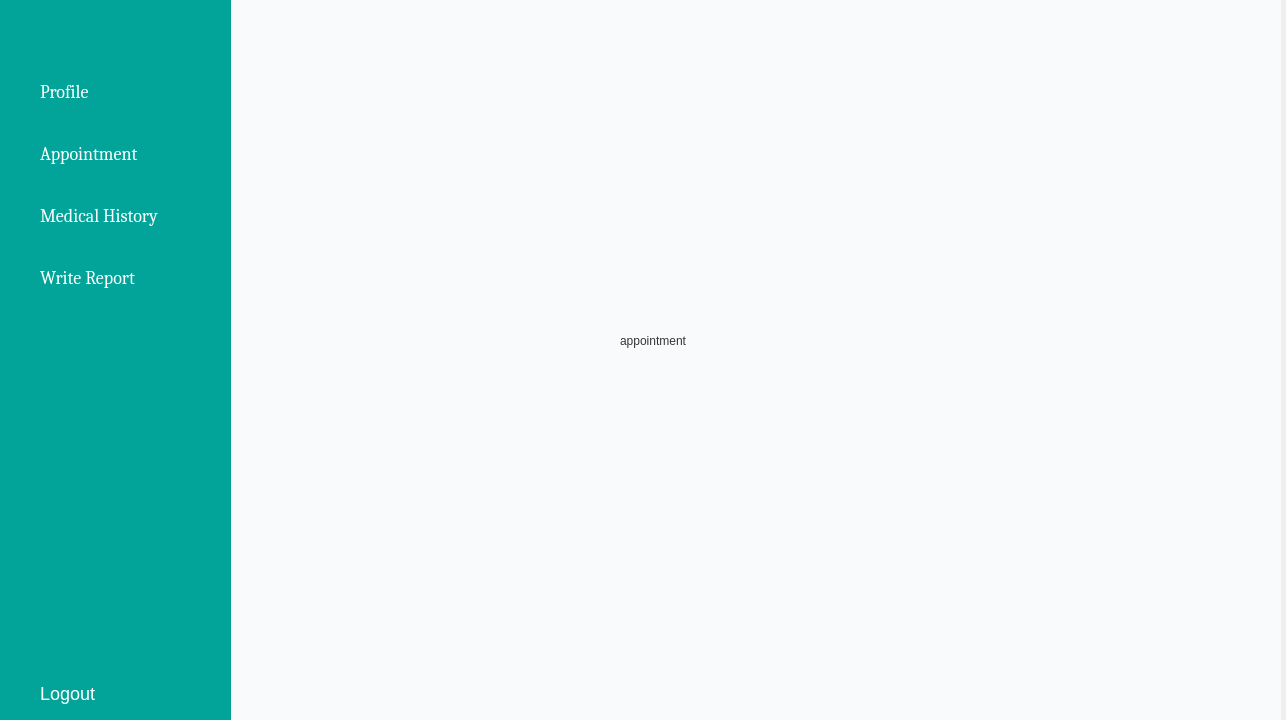
Before: the Qt Designer form src/gui/ui/MainWindowDoctor.ui in RoronoaZoro321/Healthcare-Management-System, drawn with Qt 5.
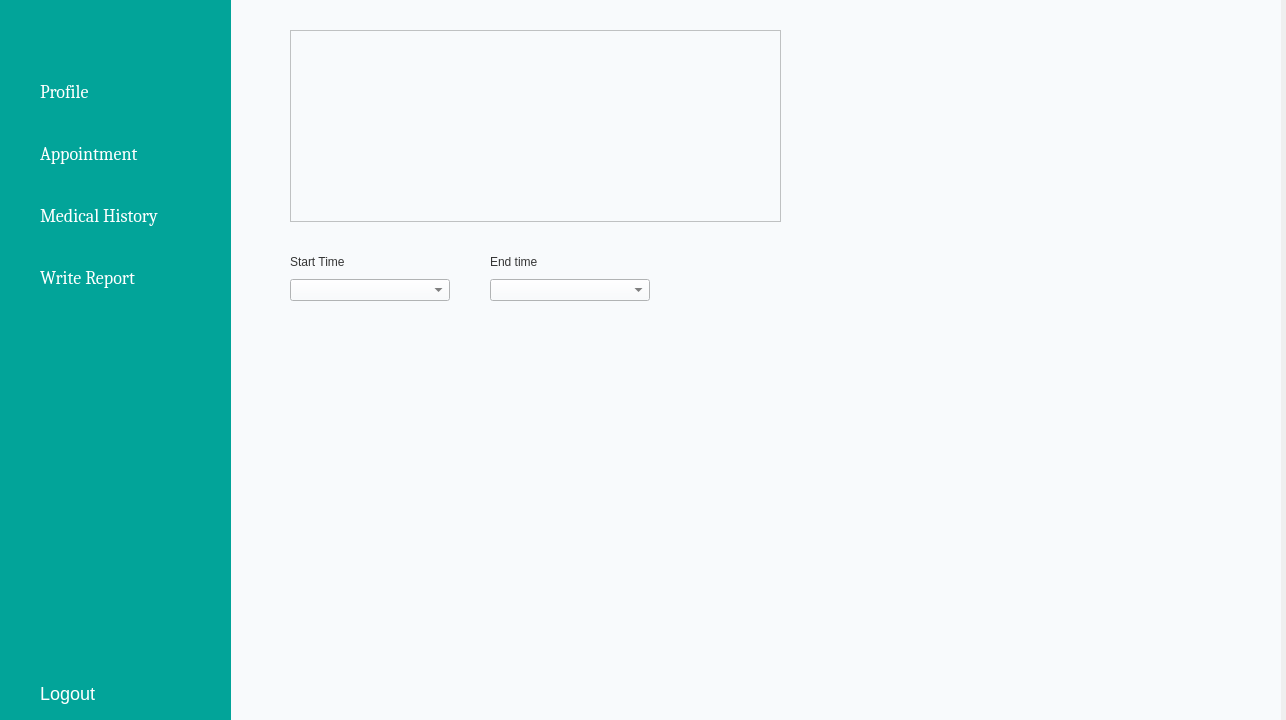
After: the same form once the commit is applied. The open tabs and pages were chosen to show the change. Icons and pictures are not drawn.

```diff
--- a/src/gui/ui/MainWindowDoctor.ui
+++ b/src/gui/ui/MainWindowDoctor.ui
@@ -181,18 +181,59 @@
          <property name="locale">
           <locale language="English" country="UnitedStates"/>
          </property>
-         <widget class="QLabel" name="label_2">
+         <widget class="QTableWidget" name="tableWidget_2">
           <property name="geometry">
            <rect>
-            <x>420</x>
-            <y>300</y>
-            <width>141</width>
-            <height>101</height>
+            <x>90</x>
+            <y>40</y>
+            <width>491</width>
+            <height>192</height>
            </rect>
           </property>
-          <property name="text">
-           <string>appointment</string>
+         </widget>
+         <widget class="QWidget" name="verticalLayoutWidget">
+          <property name="geometry">
+           <rect>
+            <x>90</x>
+            <y>260</y>
+            <width>160</width>
+            <height>51</height>
+           </rect>
           </property>
+          <layout class="QVBoxLayout" name="verticalLayout_4">
+           <item>
+            <widget class="QLabel" name="label_2">
+             <property name="text">
+              <string>Start Time</string>
+             </property>
+            </widget>
+           </item>
+           <item>
+            <widget class="QComboBox" name="comboBox_2"/>
+           </item>
+          </layout>
+         </widget>
+         <widget class="QWidget" name="verticalLayoutWidget_2">
+          <property name="geometry">
+           <rect>
+            <x>290</x>
+            <y>260</y>
+            <width>160</width>
+            <height>51</height>
+           </rect>
+          </property>
+          <layout class="QVBoxLayout" name="verticalLayout_5">
+           <item>
+            <widget class="QLabel" name="label_22">
+             <property name="text">
+              <string>End time</string>
+             </property>
+            </widget>
+           </item>
+           <item>
+            <widget class="QComboBox" name="comboBox_3"/>
+           </item>
+          </layout>
          </widget>
         </widget>
        </widget>
```
Left out of the diff: 2 changed lines with no effect on the pictures.
